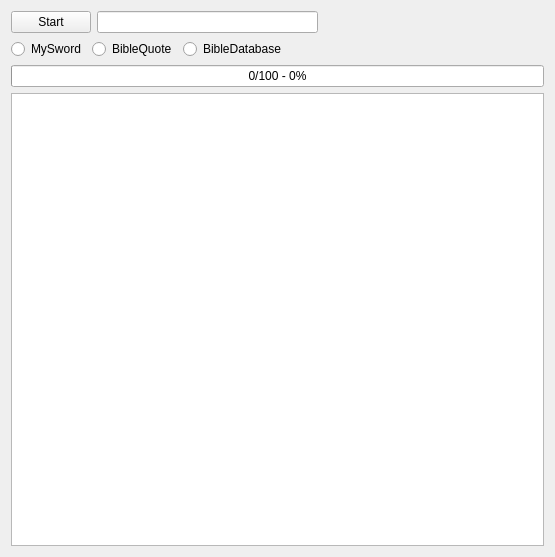
Old version of the form bibconv.ui in the repository SoftProjector/BibleSongProcessor.
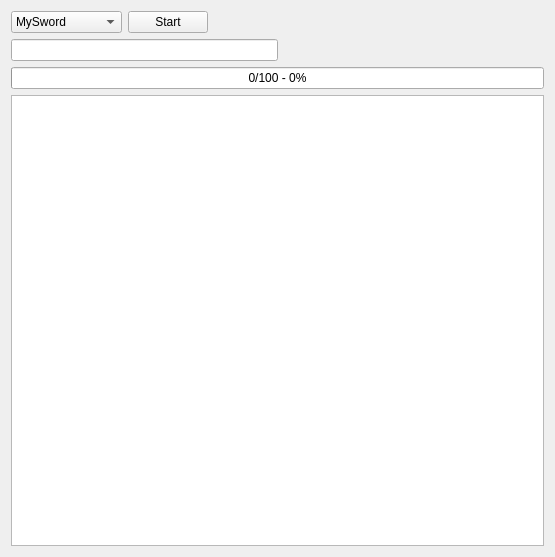
New version of the form.

Diff of the .ui file:
```diff
--- a/bibconv.ui
+++ b/bibconv.ui
@@ -14,52 +14,74 @@
    <string>BibConv</string>
   </property>
   <widget class="QWidget" name="centralWidget">
-   <layout class="QGridLayout" name="gridLayout">
-    <item row="0" column="0">
+   <layout class="QVBoxLayout" name="verticalLayout">
+    <item>
+     <layout class="QHBoxLayout" name="horizontalLayout_2">
+      <item>
+       <widget class="QComboBox" name="comboBox">
+        <item>
+         <property name="text">
+          <string>MySword</string>
+         </property>
+        </item>
+        <item>
+         <property name="text">
+          <string>BibleQuote</string>
+         </property>
+        </item>
+        <item>
+         <property name="text">
+          <string>BibleDatabase</string>
+         </property>
+        </item>
+        <item>
+         <property name="text">
+          <string>Zefania XML</string>
+         </property>
+        </item>
+        <item>
+         <property name="text">
+          <string>Corpus XML</string>
+         </property>
+        </item>
+        <item>
+         <property name="text">
+          <string>Osis XML</string>
+         </property>
+        </item>
+        <item>
+         <property name="text">
+          <string>CSB xml</string>
+         </property>
+        </item>
+       </widget>
+      </item>
+      <item>
      <widget class="QPushButton" name="pushButtonStart">
       <property name="text">
        <string>Start</string>
       </property>
      </widget>
     </item>
-    <item row="0" column="1">
-     <widget class="QLineEdit" name="lineEdit"/>
-    </item>
-    <item row="0" column="2">
+      <item>
      <spacer name="horizontalSpacer">
       <property name="orientation">
        <enum>Qt::Horizontal</enum>
       </property>
       <property name="sizeHint" stdset="0">
        <size>
-        <width>144</width>
+          <width>366</width>
         <height>20</height>
        </size>
       </property>
      </spacer>
     </item>
-    <item row="1" column="0" colspan="3">
+     </layout>
+    </item>
+    <item>
      <layout class="QHBoxLayout" name="horizontalLayout">
       <item>
-       <widget class="QRadioButton" name="radioButtonMySword">
-        <property name="text">
-         <string>MySword</string>
-        </property>
-       </widget>
-      </item>
-      <item>
-       <widget class="QRadioButton" name="radioButtonBibleQuote">
-        <property name="text">
-         <string>BibleQuote</string>
-        </property>
-       </widget>
-      </item>
-      <item>
-       <widget class="QRadioButton" name="radioButtonBibleDatabase">
-        <property name="text">
-         <string>BibleDatabase</string>
-        </property>
-       </widget>
+       <widget class="QLineEdit" name="lineEdit"/>
       </item>
       <item>
        <spacer name="horizontalSpacer_2">
@@ -76,7 +98,7 @@
       </item>
      </layout>
     </item>
-    <item row="2" column="0" colspan="3">
+    <item>
      <widget class="QProgressBar" name="progressBar">
       <property name="maximum">
        <number>100</number>
@@ -89,7 +111,7 @@
       </property>
      </widget>
     </item>
-    <item row="3" column="0" colspan="3">
+    <item>
      <widget class="QPlainTextEdit" name="plainTextEdit">
       <property name="lineWrapMode">
        <enum>QPlainTextEdit::NoWrap</enum>
```
Left out of the diff: 2 changed lines with no effect on the pictures. Lines whose indentation alone changed are shown as unchanged.
